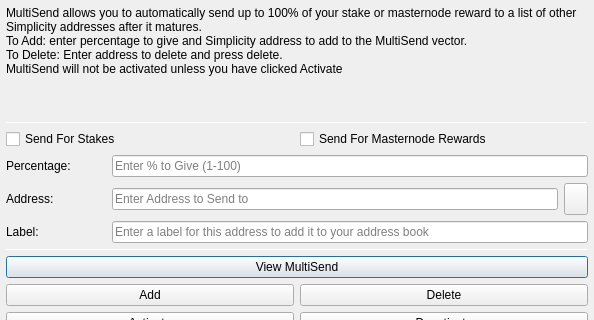
Old version of the form src/qt/forms/multisenddialog.ui in the repository MotoAcidic/Altbet-2.0.0.0; both pictures show x 0 to 594 and y 0 to 320 of the 594 by 526 pixel window.
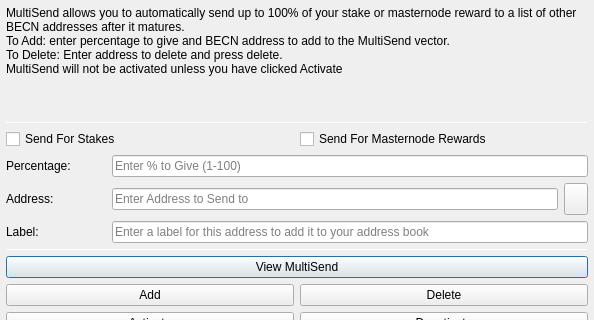
New version of the form. Icons and pictures are not drawn.

```diff
--- a/src/qt/forms/multisenddialog.ui
+++ b/src/qt/forms/multisenddialog.ui
@@ -28,8 +28,8 @@
         <number>1</number>
        </property>
        <property name="text">
-        <string>MultiSend allows you to automatically send up to 100% of your stake or masternode reward to a list of other Simplicity addresses after it matures.
-To Add: enter percentage to give and Simplicity address to add to the MultiSend vector.
+        <string>MultiSend allows you to automatically send up to 100% of your stake or masternode reward to a list of other BECN addresses after it matures.
+To Add: enter percentage to give and BECN address to add to the MultiSend vector.
 To Delete: Enter address to delete and press delete.
 MultiSend will not be activated unless you have clicked Activate</string>
        </property>
```
Left out of the diff: 4 changed lines with no effect on the pictures.
